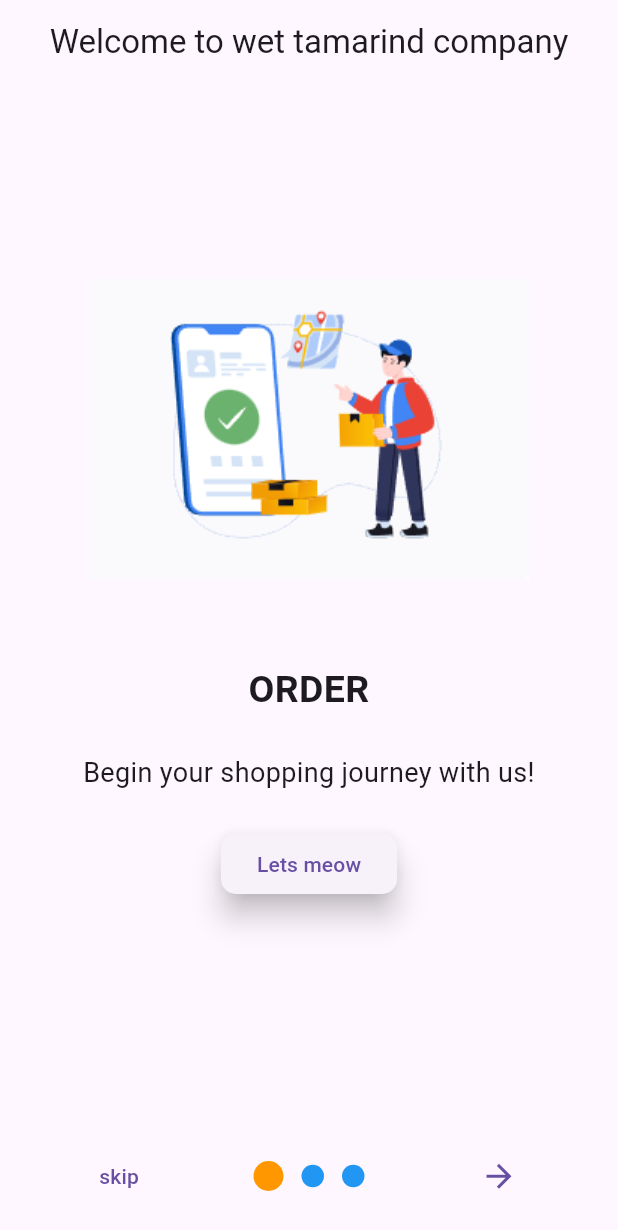
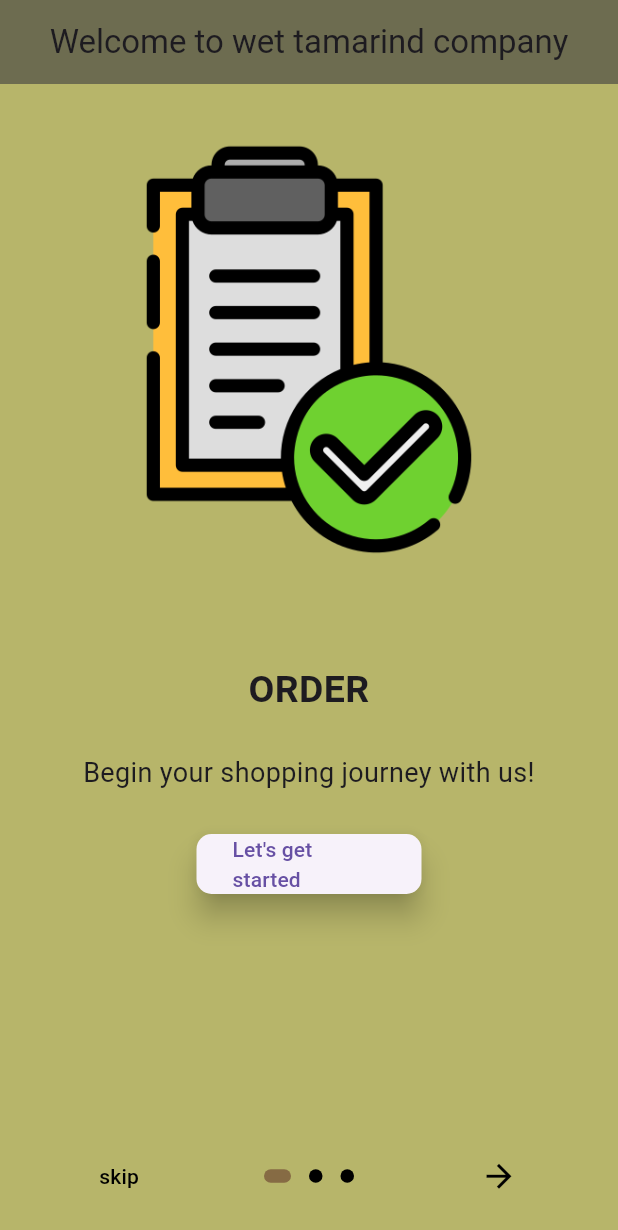
Before and after one commit to dew1213/flutter_onboarding_screen, a Flutter app: the screen it shows after launch, on a phone screen of 412 x 824 dp. Shown: the top 1230 px of the screen. Run offline on Flutter 3.47's test engine with Material 3 defaults, Android fonts, the phone set to English and light mode, and no system bars; drawn by our look-alikes of introduction_screen; our stand-ins replace shared_preferences.

Commit message:
Add files via upload

```diff
--- a/lib/widget/introduction_screen.dart
+++ b/lib/widget/introduction_screen.dart
@@ -22,17 +22,21 @@ class IntroScreen extends StatelessWidget {
                 elevation: 8,
               ),
               onPressed: () {},
-                child: const Text("Lets meow"),
+              child: const Text("Let's get started"),
             ),
           ],
         ),
       ),
-        image: Image.asset("assets/images/image12123.png"),
+      image: Image.asset("assets/images/2.png"),
       decoration: const PageDecoration(
+        imagePadding: EdgeInsets.all(16.0),
         titleTextStyle: TextStyle(
           fontSize: 25,
           fontWeight: FontWeight.bold,
-        ))),
+        ),
+        pageColor: Color.fromARGB(255, 183, 181, 106),
+      ),
+    ),
     PageViewModel(
       title: 'PAYMENT',
       body:
@@ -50,17 +54,20 @@ class IntroScreen extends StatelessWidget {
                 elevation: 8,
               ),
               onPressed: () {},
-                child: const Text("Lets meow"),
+              child: const Text("Let's get started"),
             ),
           ],
         ),
       ),
-        image: Image.asset("assets/images/imag23e.png"),
+      image: Image.asset("assets/images/1.png"),
       decoration: const PageDecoration(
+          imagePadding: EdgeInsets.all(16.0),
+          pageColor: Color.fromARGB(255, 88, 169, 185),
           titleTextStyle: TextStyle(
             fontSize: 25,
             fontWeight: FontWeight.bold,
-        ))),
+          )),
+    ),
     PageViewModel(
         title: 'DELIVERY',
         body: 'Choose your delivery options to get started.',
@@ -77,13 +84,16 @@ class IntroScreen extends StatelessWidget {
                   elevation: 8,
                 ),
                 onPressed: () {},
-                child: const Text("Lets meow"),
+                child: const Text("Let's get started"),
+
               ),
             ],
           ),
         ),
-        image: Image.asset("assets/images/imag1231223e.png"),
+        image: Image.asset("assets/images/3.png"),
         decoration: const PageDecoration(
+            imagePadding: EdgeInsets.all(16.0),
+            pageColor: Color.fromARGB(255, 118, 185, 121),
             titleTextStyle: TextStyle(
               fontSize: 25,
               fontWeight: FontWeight.bold,
@@ -94,27 +104,42 @@ class IntroScreen extends StatelessWidget {
   Widget build(BuildContext context) {
     return Scaffold(
       appBar: AppBar(
+        backgroundColor: const Color.fromARGB(255, 109, 108, 80),
         title: const Text("Welcome to wet tamarind company"),
         centerTitle: true,
       ),
       body: IntroductionScreen(
         pages: pages,
         showSkipButton: true,
-        skip: const Text("skip"),
+        skip: const Text(
+          "skip",
+          style: TextStyle(
+            color: Color.fromARGB(255, 0, 0, 0), // กำหนดสีของข้อความเป็นสีแดง
+          ),
+        ),
         showDoneButton: true,
-        done: const Text("done"),
+        done: const Text(
+          "done",
+          style: TextStyle(
+            color: Color.fromARGB(255, 0, 0, 0), // กำหนดสีของข้อความเป็นสีแดง
+          ),
+        ),
         showNextButton: true,
         next: const Icon(
           Icons.arrow_forward,
           size: 25,
+          color: Colors.black,
         ),
         onDone: () => onDone(context), // ต้องการ function
         curve: Curves.bounceOut,
-        dotsDecorator: const DotsDecorator(
-          size: Size(15, 15),
-          color: Colors.blue,
-          activeColor: Colors.orange,
-          activeSize: Size.square(20),
+        dotsDecorator: DotsDecorator(
+          size: const Size.square(9),
+          color: const Color.fromARGB(255, 0, 0, 0),
+          activeColor: const Color.fromARGB(255, 134, 107, 68),
+          activeSize: const Size(18.0, 9.0),
+          activeShape: RoundedRectangleBorder(
+            borderRadius: BorderRadius.circular(5.0),
+          ),
         ),
       ),
     );
```
Also changed, not shown: assets/images/1.png (added), assets/images/2.png (added), assets/images/3.png (added). Lines whose indentation alone changed are shown as unchanged.
